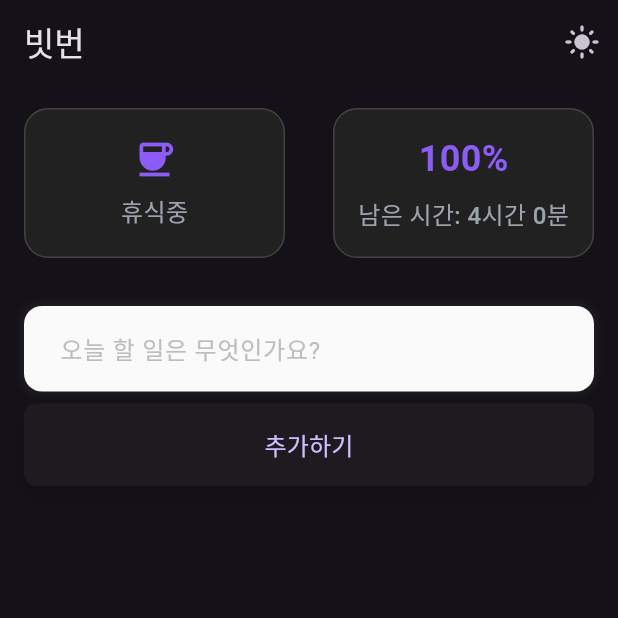
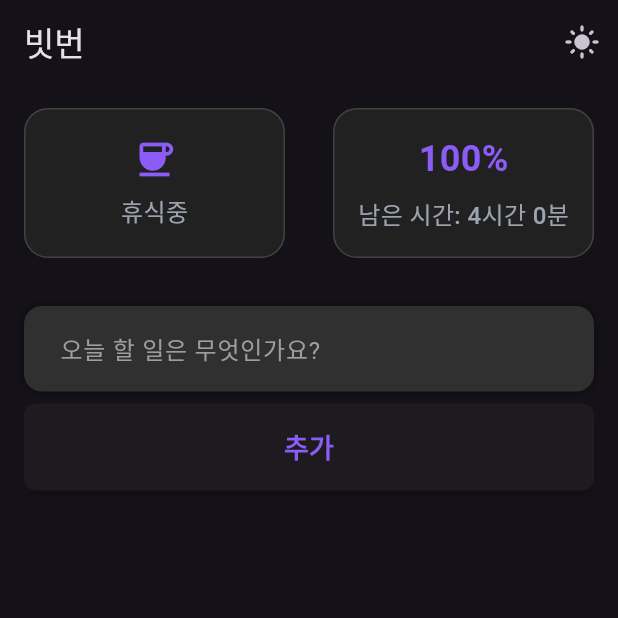
Before and after one commit to indianaPoly/frontend-beatburn, a Flutter app: the HomeScreen screen opened directly, after a tap on the "dark mode" icon, on a phone screen of 412 x 824 dp, the top half of it. Run offline on Flutter 3.47's test engine with Material 3 defaults, Android fonts, the light colour scheme and no system bars.

Commit message:
feat: 다크 모드 적용 완료

```diff
--- a/lib/widgets/add_todo_form.dart
+++ b/lib/widgets/add_todo_form.dart
@@ -12,6 +12,8 @@ class _AddTodoFormState extends State<AddTodoForm> {
 
  @override
  Widget build(BuildContext context) {
+   final isDarkMode = Theme.of(context).brightness == Brightness.dark;
+
    return IntrinsicHeight(
      child: Column(
        children: [
@@ -20,7 +22,9 @@ class _AddTodoFormState extends State<AddTodoForm> {
              borderRadius: BorderRadius.circular(12),
              boxShadow: [
                BoxShadow(
-                  color: Colors.grey.withOpacity(0.1),
+                 color: isDarkMode
+                   ? Colors.black.withOpacity(0.3)
+                   : Colors.grey.withOpacity(0.1),
                  spreadRadius: 1,
                  blurRadius: 4,
                ),
@@ -31,17 +35,19 @@ class _AddTodoFormState extends State<AddTodoForm> {
              style: TextStyle(fontSize: 16),
              decoration: InputDecoration(
                hintText: '오늘 할 일은 무엇인가요?',
-                hintStyle: TextStyle(color: Colors.grey[400]),
+               hintStyle: TextStyle(
+                 color: isDarkMode ? Colors.grey[500] : Colors.grey[400]
+               ),
                border: OutlineInputBorder(
                  borderRadius: BorderRadius.circular(12),
                  borderSide: BorderSide.none,
                ),
                filled: true,
-                fillColor: Colors.grey[50],
+               fillColor: isDarkMode ? Colors.grey[850] : Colors.grey[50],
                focusedBorder: OutlineInputBorder(
                  borderRadius: BorderRadius.circular(12),
                  borderSide: BorderSide(
-                    color: Color(0xFFBBDEFB), // 연한 파스텔 블루
+                  color: Color(0xFF8B5CF6),
                    width: 2,
                  ),
                ),
@@ -67,7 +73,12 @@ class _AddTodoFormState extends State<AddTodoForm> {
                  _controller.clear();
                }
              },
-              child: const Text('추가하기', style: TextStyle(fontSize: 16)),
+             child: const Text('추가', style: TextStyle(
+                color: Color(0xFF8B5CF6),
+                fontSize: 18,
+                fontWeight: FontWeight.w600
+                )
+              ),
            ),
          ),
        ],
```
Lines whose indentation alone changed are shown as unchanged.
